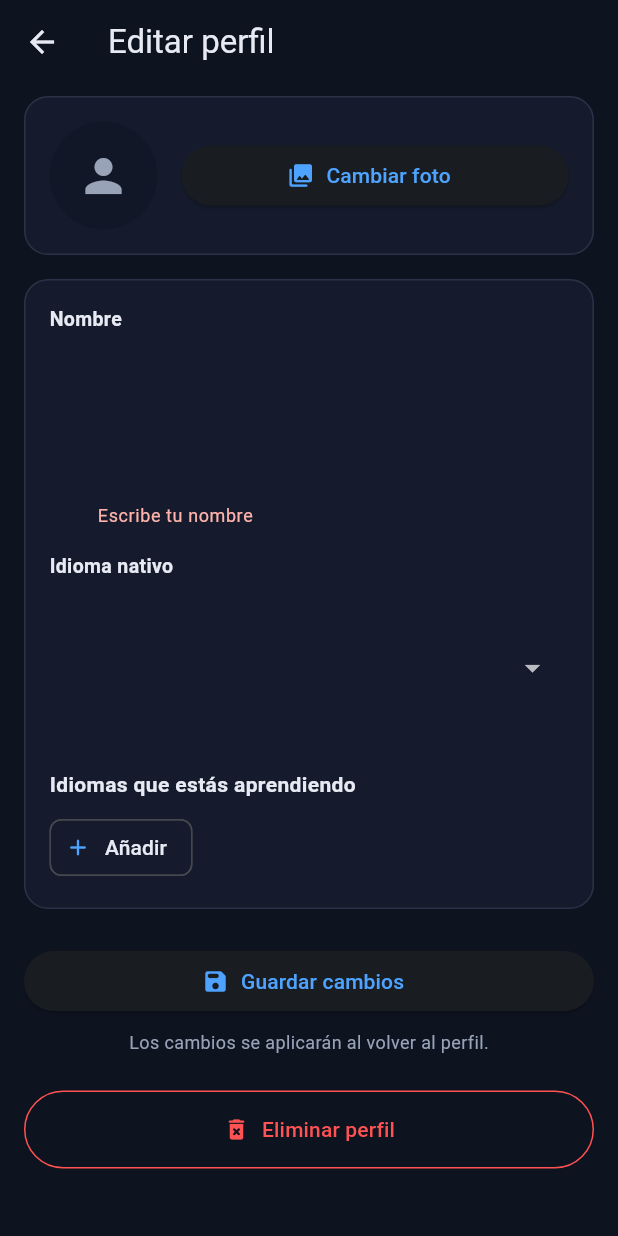
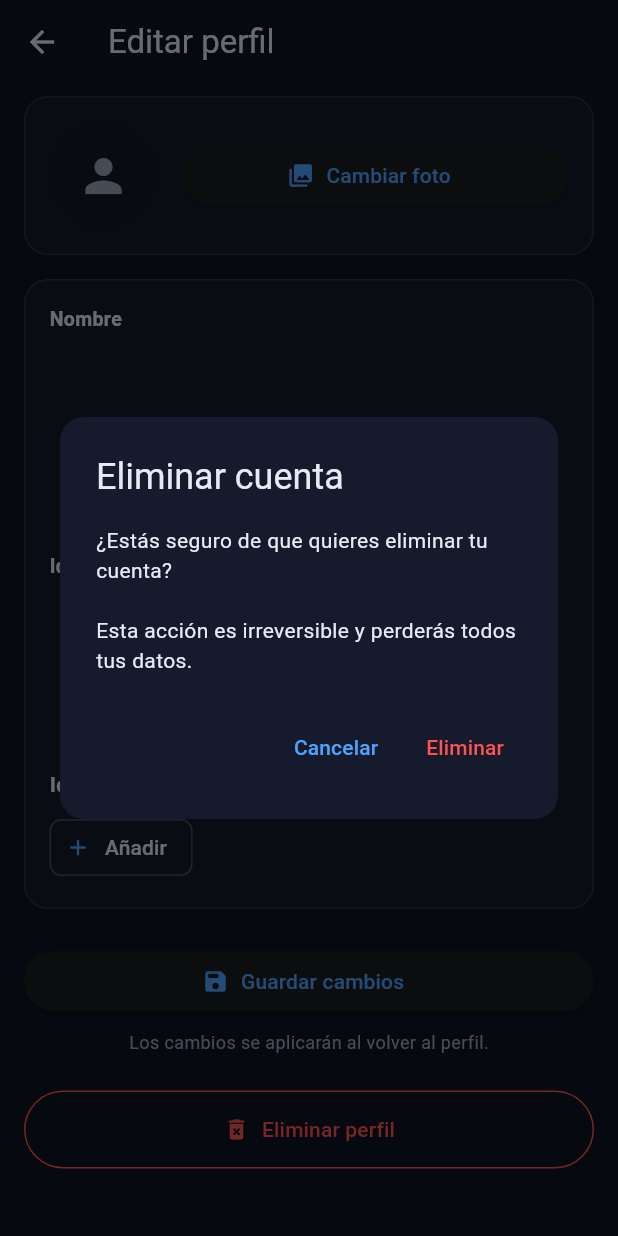
Before and after one commit to SpeakBuddyDevs/speakbuddy_Frontend, a Flutter app: the EditProfileScreen screen opened directly with empty values, after a tap on "Guardar cambios", after a tap on "Eliminar perfil", on a phone screen of 412 x 824 dp. Run offline on Flutter 3.47's test engine with Material 3 defaults, Android fonts, the light colour scheme and no system bars; our stand-ins replace flutter_secure_storage, image_picker; accounts and stored records are empty.

Commit message:
feat: añadir gestión de foto de perfil y eliminación de cuenta en el perfil de usuario
- Se ha añadido un nuevo endpoint para subir la foto de perfil en ApiEndpoints.
- Se ha implementado la lógica para subir la foto de perfil en ApiUsersRepository, incluyendo manejo de errores y retorno de la URL de la imagen.
- Se ha añadido la funcionalidad para eliminar la cuenta del usuario autenticado en ApiUsersRepository.
- Se ha actualizado la pantalla de edición de perfil para incluir la subida de la foto de perfil y la opción de eliminar la cuenta, con confirmación y manejo de errores.
- Se ha mejorado la gestión del avatar en la pantalla de perfil, priorizando la URL del backend sobre el archivo local.

```diff
--- a/lib/constants/api_endpoints.dart
+++ b/lib/constants/api_endpoints.dart
@@ -62,6 +62,9 @@ class ApiEndpoints {
   static String userLanguagesLevelByCode(String id, String code) =>
       '$apiBase/users/$id/languages/learn/by-code/$code';
 
+  /// POST /api/users/{id}/profile/picture — subir foto de perfil
+  static String userProfilePicture(String id) => '$apiBase/users/$id/profile/picture';
+
   /// GET /api/languages — listado de idiomas (id, name, isoCode) para usar IDs reales al añadir
   static const String languages = '$apiBase/languages';
 
--- a/lib/models/edit_profile_result.dart
+++ b/lib/models/edit_profile_result.dart
@@ -5,12 +5,14 @@ class EditProfileResult {
   final String name;
   final String nativeLanguage; // código: 'ES','EN','FR',...
   final List<String> learningLanguages; // lista de códigos
-  final File? avatarFile; // foto nueva (si se cambió)
+  final File? avatarFile; // foto nueva (si se cambió, archivo local)
+  final String? avatarUrl; // URL del backend (si se subió exitosamente)
 
   EditProfileResult({
     required this.name,
     required this.nativeLanguage,
     required this.learningLanguages,
     this.avatarFile,
+    this.avatarUrl,
   });
 }
--- a/lib/screens/edit_profile_screen.dart
+++ b/lib/screens/edit_profile_screen.dart
@@ -3,8 +3,10 @@ import 'package:flutter/material.dart';
 import 'package:image_picker/image_picker.dart';
 import '../constants/language_ids.dart';
 import '../constants/languages.dart';
+import '../constants/routes.dart';
 import '../models/edit_profile_result.dart';
 import '../repositories/api_users_repository.dart';
+import '../services/auth_service.dart';
 import '../theme/app_theme.dart';
 import '../utils/validators.dart';
 import '../utils/image_helpers.dart';
@@ -91,8 +93,7 @@ class _EditProfileScreenState extends State<EditProfileScreen> {
     });
   }
 
-  /// Guardar cambios. Si [userId] existe, llama al backend (PUT profile, PUT native, POST learn).
-  /// TODO(FE): Eliminación de idiomas no se envía al backend; al refrescar GET /me podrían reaparecer.
+  /// Guardar cambios. Si [userId] existe, llama al backend (PUT profile, PUT native, POST/DELETE learn, POST picture).
   Future<void> _save() async {
     if (!FormValidators.isFormValid(_formKey)) return;
 
@@ -117,7 +118,21 @@ class _EditProfileScreenState extends State<EditProfileScreen> {
     final surname = parts.length > 1 ? parts.sublist(1).join(' ') : '';
 
     final repo = ApiUsersRepository();
+    String? uploadedAvatarUrl;
 
+    // 1. Subir foto de perfil si se seleccionó una nueva
+    if (_pickedImage != null) {
+      uploadedAvatarUrl = await repo.uploadProfilePicture(userId, _pickedImage!.path);
+      if (uploadedAvatarUrl == null) {
+        if (!mounted) return;
+        ScaffoldMessenger.of(context).showSnackBar(
+          const SnackBar(content: Text('Error al subir la foto de perfil')),
+        );
+        return;
+      }
+    }
+
+    // 2. Actualizar perfil (nombre, apellido)
     final okProfile = await repo.updateProfile(userId, name: name, surname: surname, profilePictureUrl: null);
     if (!okProfile) {
       if (!mounted) return;
@@ -127,6 +142,7 @@ class _EditProfileScreenState extends State<EditProfileScreen> {
       return;
     }
 
+    // 3. Actualizar idioma nativo si cambió
     if (widget.initialNative != _native) {
       final okNative = await repo.updateNativeLanguage(userId, _native);
       if (!okNative) {
@@ -139,8 +155,24 @@ class _EditProfileScreenState extends State<EditProfileScreen> {
     }
 
     final initialSet = widget.initialLearning.toSet();
-    for (final code in _learning) {
-      if (initialSet.contains(code)) continue;
+    final currentSet = _learning.toSet();
+
+    // 4. Eliminar idiomas que ya no están en la lista
+    final removedLanguages = initialSet.difference(currentSet);
+    for (final code in removedLanguages) {
+      final ok = await repo.deleteLearningLanguage(userId, code);
+      if (!ok) {
+        if (!mounted) return;
+        ScaffoldMessenger.of(context).showSnackBar(
+          SnackBar(content: Text('Error al eliminar idioma ${AppLanguages.getName(code)}')),
+        );
+        return;
+      }
+    }
+
+    // 5. Añadir idiomas nuevos
+    final addedLanguages = currentSet.difference(initialSet);
+    for (final code in addedLanguages) {
       if (!LanguageIds.learningCodesSupportedByBackend.contains(code)) continue;
       final ok = await repo.addLearningLanguage(userId, code, levelId: 1);
       if (!ok) {
@@ -160,8 +192,91 @@ class _EditProfileScreenState extends State<EditProfileScreen> {
         nativeLanguage: _native,
         learningLanguages: List.from(_learning),
         avatarFile: _pickedImage,
+        avatarUrl: uploadedAvatarUrl, // Nueva URL del backend
       ),
     );
+  }
+
+  /// Eliminar cuenta con confirmación
+  Future<void> _deleteAccount() async {
+    // Mostrar diálogo de confirmación
+    final confirm = await showDialog<bool>(
+      context: context,
+      builder: (context) => AlertDialog(
+        backgroundColor: AppTheme.card,
+        shape: RoundedRectangleBorder(
+          borderRadius: BorderRadius.circular(AppDimensions.radiusL),
+        ),
+        title: const Text('Eliminar cuenta'),
+        content: const Text(
+          '¿Estás seguro de que quieres eliminar tu cuenta?\n\n'
+          'Esta acción es irreversible y perderás todos tus datos.',
+        ),
+        actions: [
+          TextButton(
+            onPressed: () => Navigator.pop(context, false),
+            child: const Text('Cancelar'),
+          ),
+          TextButton(
+            onPressed: () => Navigator.pop(context, true),
+            child: const Text(
+              'Eliminar',
+              style: TextStyle(color: Colors.redAccent),
+            ),
+          ),
+        ],
+      ),
+    );
+
+    if (confirm != true || !mounted) return;
+
+    // Mostrar loading
+    showDialog(
+      context: context,
+      barrierDismissible: false,
+      builder: (context) => const Center(
+        child: CircularProgressIndicator(),
+      ),
+    );
+
+    // Llamar al backend
+    final repo = ApiUsersRepository();
+    final ok = await repo.deleteAccount();
+
+    if (!mounted) return;
+
+    // Cerrar loading
+    Navigator.pop(context);
+
+    if (ok) {
+      // Limpiar sesión
+      await AuthService().logout();
+
+      if (!mounted) return;
+
+      // Mostrar mensaje de éxito
+      ScaffoldMessenger.of(context).showSnackBar(
+        const SnackBar(
+          content: Text('Tu cuenta ha sido eliminada'),
+          backgroundColor: Colors.green,
+        ),
+      );
+
+      // Redirigir a login
+      Navigator.pushNamedAndRemoveUntil(
+        context,
+        AppRoutes.login,
+        (route) => false,
+      );
+    } else {
+      // Mostrar error
+      ScaffoldMessenger.of(context).showSnackBar(
+        const SnackBar(
+          content: Text('Error al eliminar la cuenta. Inténtalo de nuevo.'),
+          backgroundColor: Colors.red,
+        ),
+      );
+    }
   }
 
   @override
@@ -354,9 +469,7 @@ class _EditProfileScreenState extends State<EditProfileScreen> {
                   style: TextStyle(color: AppTheme.subtle, fontSize: AppDimensions.fontSizeXS),
                 ),
                 const SizedBox(height: AppDimensions.spacingXXXL),
-                // BACKEND: DELETE /api/profile para eliminar cuenta
-                // TODO(BE): Endpoint debe invalidar tokens y eliminar datos del usuario
-                // TODO(FE): Mostrar confirmación, llamar API, y redirigir a login
+                // Botón para eliminar cuenta
                 SizedBox(
                   width: double.infinity,
                   child: OutlinedButton.icon(
@@ -368,9 +481,7 @@ class _EditProfileScreenState extends State<EditProfileScreen> {
                       ),
                       padding: AppDimensions.paddingButtonLarge,
                     ),
-                    onPressed: () {
-                      // TODO(FE): Implementar llamada a DELETE /api/profile
-                    },
+                    onPressed: _deleteAccount,
                     icon: const Icon(Icons.delete_forever_rounded),
                     label: const Text('Eliminar perfil'),
                   ),
```
Also changed, not shown: lib/repositories/api_users_repository.dart (+78 -1 lines), lib/screens/profile_screen.dart (+6 -1 lines).
